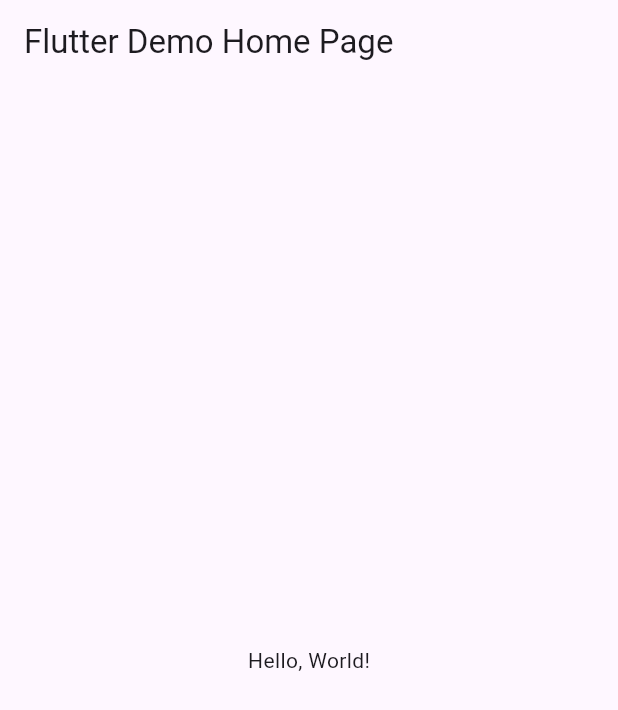
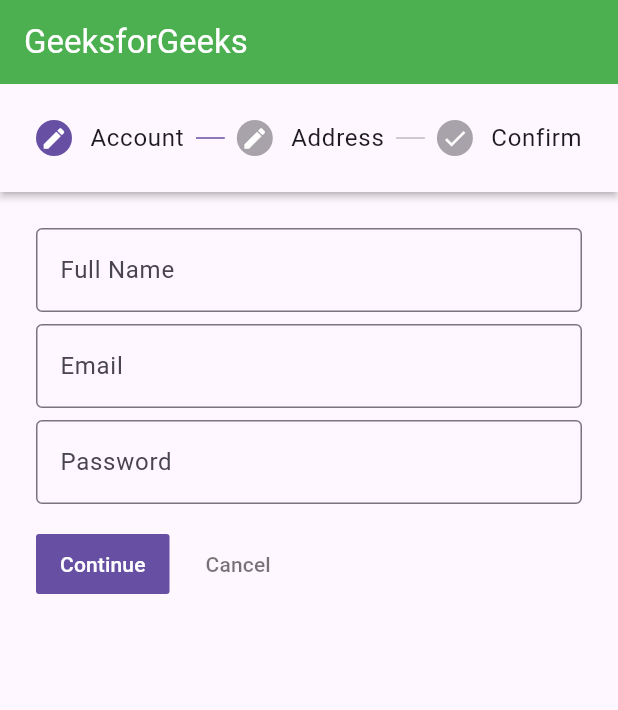
Before and after one commit to ChristianIshimwe7/Stepper_Widget, a Flutter app: the screen it shows after launch, on a phone screen of 412 x 824 dp. Shown: the top 710 px of the screen. Run offline on Flutter 3.47's test engine with Material 3 defaults, Android fonts, the phone set to English and light mode, and no system bars.

Commit message:
Update main.dart

```diff
--- a/lib/main.dart
+++ b/lib/main.dart
@@ -1,42 +1,177 @@
 import 'package:flutter/material.dart';
 
-void main() => runApp(MyApp());
+void main() {
+  runApp(const MyApp());
+}
 
 class MyApp extends StatelessWidget {
-  const MyApp({super.key});
+  const MyApp({Key? key}) : super(key: key);
+
   // This widget is the root of your application.
   @override
   Widget build(BuildContext context) {
     return MaterialApp(
-      // Application name
-      title: 'Flutter Hello World',
-      // Application theme data, you can set the colors for the application as
-      // you want
-      theme: ThemeData(
-        // useMaterial3: false,
-        primarySwatch: Colors.blue,
-      ),
-      // A widget which will be started on application startup
-      home: MyHomePage(title: 'Flutter Demo Home Page'),
+      title: 'Flutter Demo',
+      theme: ThemeData(primarySwatch: Colors.blue),
+      debugShowCheckedModeBanner: false,
+      home: const MyHomePage(),
     );
   }
 }
 
-class MyHomePage extends StatelessWidget {
-  final String title;
-  const MyHomePage({super.key, required this.title});
+class MyHomePage extends StatefulWidget {
+  const MyHomePage({Key? key}) : super(key: key);
+
+  @override
+  _MyHomePageState createState() => _MyHomePageState();
+}
+
+class _MyHomePageState extends State<MyHomePage> {
+  // we have initialized active step to 0 so that
+  // our stepper widget will start from first step
+  int _activeCurrentStep = 0;
+
+  TextEditingController name = TextEditingController();
+  TextEditingController email = TextEditingController();
+  TextEditingController pass = TextEditingController();
+  TextEditingController address = TextEditingController();
+  TextEditingController pincode = TextEditingController();
+
+  // Here we have created list of steps
+  // that are required to complete the form
+  List<Step> stepList() => [
+        // This is step1 which is called Account.
+        // Here we will fill our personal details
+        Step(
+          state:
+              _activeCurrentStep <= 0 ? StepState.editing : StepState.complete,
+          isActive: _activeCurrentStep >= 0,
+          title: const Text('Account'),
+          content: Container(
+            child: Column(
+              children: [
+                TextField(
+                  controller: name,
+                  decoration: const InputDecoration(
+                    border: OutlineInputBorder(),
+                    labelText: 'Full Name',
+                  ),
+                ),
+                const SizedBox(height: 8),
+                TextField(
+                  controller: email,
+                  decoration: const InputDecoration(
+                    border: OutlineInputBorder(),
+                    labelText: 'Email',
+                  ),
+                ),
+                const SizedBox(height: 8),
+                TextField(
+                  controller: pass,
+                  obscureText: true,
+                  decoration: const InputDecoration(
+                    border: OutlineInputBorder(),
+                    labelText: 'Password',
+                  ),
+                ),
+              ],
+            ),
+          ),
+        ),
+        // This is Step2 here we will enter our address
+        Step(
+          state:
+              _activeCurrentStep <= 1 ? StepState.editing : StepState.complete,
+          isActive: _activeCurrentStep >= 1,
+          title: const Text('Address'),
+          content: Container(
+            child: Column(
+              children: [
+                const SizedBox(height: 8),
+                TextField(
+                  controller: address,
+                  decoration: const InputDecoration(
+                    border: OutlineInputBorder(),
+                    labelText: 'Full House Address',
+                  ),
+                ),
+                const SizedBox(height: 8),
+                TextField(
+                  controller: pincode,
+                  decoration: const InputDecoration(
+                    border: OutlineInputBorder(),
+                    labelText: 'Pin Code',
+                  ),
+                ),
+              ],
+            ),
+          ),
+        ),
+
+        // This is Step3 here we will display all the details
+        // that are entered by the user
+        Step(
+          state: StepState.complete,
+          isActive: _activeCurrentStep >= 2,
+          title: const Text('Confirm'),
+          content: Container(
+            child: Column(
+              crossAxisAlignment: CrossAxisAlignment.stretch,
+              mainAxisAlignment: MainAxisAlignment.start,
+              children: [
+                Text('Name: ${name.text}'),
+                Text('Email: ${email.text}'),
+                Text('Password: ${pass.text}'),
+                Text('Address : ${address.text}'),
+                Text('PinCode : ${pincode.text}'),
+              ],
+            ),
+          ),
+        ),
+      ];
 
   @override
   Widget build(BuildContext context) {
     return Scaffold(
       appBar: AppBar(
-        // The title text which will be shown on the action bar
-        title: Text(title),
+        backgroundColor: Colors.green,
+        foregroundColor: Colors.white,
+        title: const Text(
+          'GeeksforGeeks',
+        ),
       ),
-      body: Center(
-        child: Text(
-          'Hello, World!',
-        ),
+      // Here we have initialized the stepper widget
+      body: Stepper(
+        type: StepperType.horizontal,
+        currentStep: _activeCurrentStep,
+        steps: stepList(),
+
+        // onStepContinue takes us to the next step
+        onStepContinue: () {
+          if (_activeCurrentStep < (stepList().length - 1)) {
+            setState(() {
+              _activeCurrentStep += 1;
+            });
+          }
+        },
+
+        // onStepCancel takes us to the previous step
+        onStepCancel: () {
+          if (_activeCurrentStep == 0) {
+            return;
+          }
+
+          setState(() {
+            _activeCurrentStep -= 1;
+          });
+        },
+
+        // onStepTap allows to directly click on the particular step we want
+        onStepTapped: (int index) {
+          setState(() {
+            _activeCurrentStep = index;
+          });
+        },
       ),
     );
   }
```
